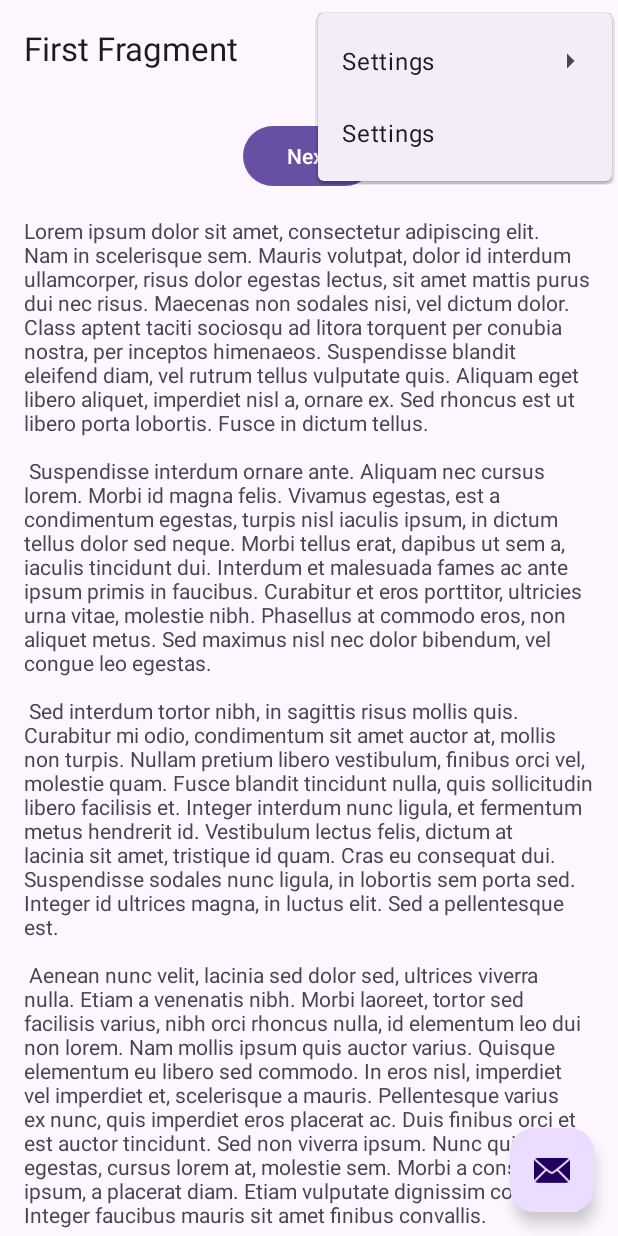
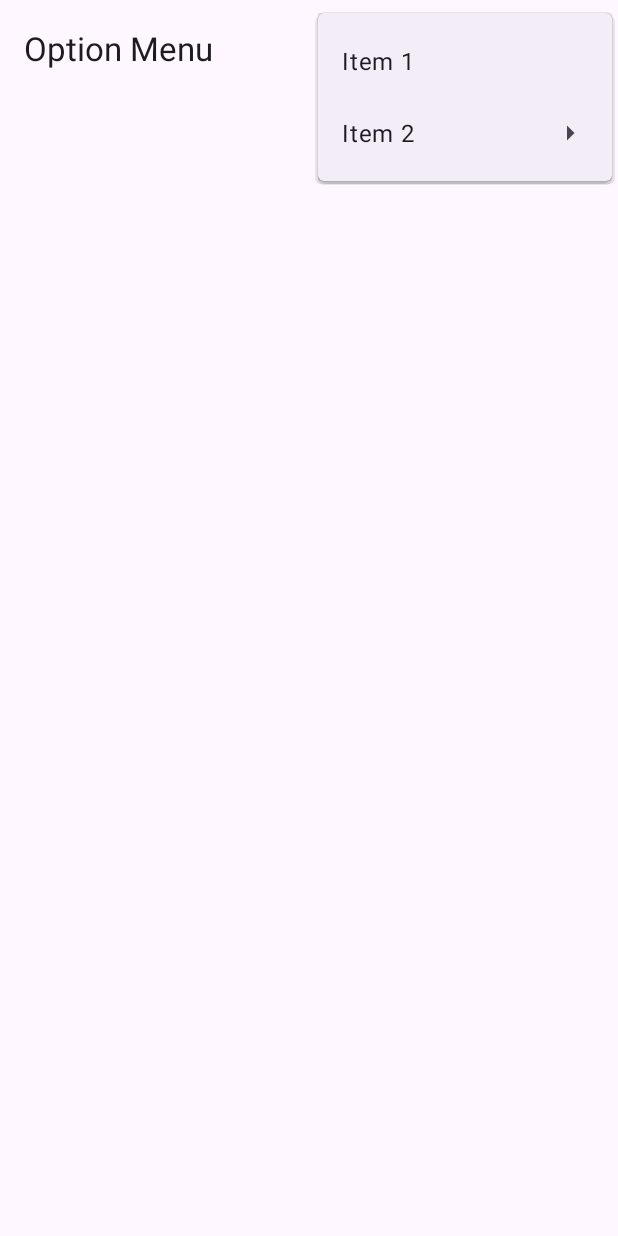
Before and after one commit to duynam236/Nhom-02---Bai-06---Android-Menu, an Android app: the MainActivity screen opened directly, with no data from a screen before it, with the options menu open, on a phone screen of 412 x 824 dp. Run offline under Robolectric (Android 15) with nearby library versions, the phone set to English and light mode, and no system bars; our stand-ins replace navigation-ui.

Commit message:
fix option menu

```diff
--- a/app/src/main/java/com/example/android_menu/FirstFragment.java
+++ b/app/src/main/java/com/example/android_menu/FirstFragment.java
@@ -28,14 +28,6 @@ public class FirstFragment extends Fragment {
 
     public void onViewCreated(@NonNull View view, Bundle savedInstanceState) {
         super.onViewCreated(view, savedInstanceState);
-
-        binding.buttonFirst.setOnClickListener(new View.OnClickListener() {
-            @Override
-            public void onClick(View view) {
-                NavHostFragment.findNavController(FirstFragment.this)
-                        .navigate(R.id.action_FirstFragment_to_SecondFragment);
-            }
-        });
     }
 
     @Override
--- a/app/src/main/java/com/example/android_menu/MainActivity.java
+++ b/app/src/main/java/com/example/android_menu/MainActivity.java
@@ -37,15 +37,6 @@ public class MainActivity extends AppCompatActivity {
         NavController navController = Navigation.findNavController(this, R.id.nav_host_fragment_content_main);
         appBarConfiguration = new AppBarConfiguration.Builder(navController.getGraph()).build();
         NavigationUI.setupActionBarWithNavController(this, navController, appBarConfiguration);
-
-        binding.fab.setOnClickListener(new View.OnClickListener() {
-            @Override
-            public void onClick(View view) {
-                Snackbar.make(view, "Replace with your own action", Snackbar.LENGTH_LONG)
-                        .setAnchorView(R.id.fab)
-                        .setAction("Action", null).show();
-            }
-        });
     }
 
     @Override
@@ -65,7 +56,15 @@ public class MainActivity extends AppCompatActivity {
         System.out.println("H");
         //noinspection SimplifiableIfStatement
         if (id == R.id.item1) {
-            Toast.makeText(getApplicationContext(),"Blog",Toast.LENGTH_SHORT).show();
+            Toast.makeText(getApplicationContext(),"This is Item 1",Toast.LENGTH_SHORT).show();
+            return true;
+        }
+        if (id == R.id.item21) {
+            Toast.makeText(getApplicationContext(),"Item 2.1 is click",Toast.LENGTH_SHORT).show();
+            return true;
+        }
+        if (id == R.id.item22) {
+            Toast.makeText(getApplicationContext(),"Item 2.2 is click",Toast.LENGTH_SHORT).show();
             return true;
         }
 
--- a/app/src/main/res/layout/activity_main.xml
+++ b/app/src/main/res/layout/activity_main.xml
@@ -21,13 +21,6 @@
 
     <include layout="@layout/content_main" />
 
-    <com.google.android.material.floatingactionbutton.FloatingActionButton
-        android:id="@+id/fab"
-        android:layout_width="wrap_content"
-        android:layout_height="wrap_content"
-        android:layout_gravity="bottom|end"
-        android:layout_marginEnd="@dimen/fab_margin"
-        android:layout_marginBottom="16dp"
-        app:srcCompat="@android:drawable/ic_dialog_email" />
+
 
 </androidx.coordinatorlayout.widget.CoordinatorLayout>
--- a/app/src/main/res/layout/fragment_first.xml
+++ b/app/src/main/res/layout/fragment_first.xml
@@ -11,15 +11,7 @@
         android:layout_height="match_parent"
         android:padding="16dp">
 
-        <Button
-            android:id="@+id/button_first"
-            android:layout_width="wrap_content"
-            android:layout_height="wrap_content"
-            android:text="@string/next"
-            app:layout_constraintBottom_toTopOf="@id/textview_first"
-            app:layout_constraintEnd_toEndOf="parent"
-            app:layout_constraintStart_toStartOf="parent"
-            app:layout_constraintTop_toTopOf="parent" />
+
 
         <TextView
             android:id="@+id/textview_first"
@@ -29,7 +21,6 @@
             android:text="@string/lorem_ipsum"
             app:layout_constraintBottom_toBottomOf="parent"
             app:layout_constraintEnd_toEndOf="parent"
-            app:layout_constraintStart_toStartOf="parent"
-            app:layout_constraintTop_toBottomOf="@id/button_first" />
+            app:layout_constraintStart_toStartOf="parent" />
     </androidx.constraintlayout.widget.ConstraintLayout>
 </androidx.core.widget.NestedScrollView>
--- a/app/src/main/res/menu/menu_main.xml
+++ b/app/src/main/res/menu/menu_main.xml
@@ -4,21 +4,21 @@
     tools:context="com.example.android_menu.MainActivity">
     <item
         android:id="@+id/item1"
-        android:orderInCategory="100"
-        android:title="@string/action_settings"
+        android:orderInCategory="1"
+        android:title="Item 1"
         app:showAsAction="never" />
     <item
         android:id="@+id/item2"
-        android:orderInCategory="1"
-        android:title="@string/action_settings"
+        android:orderInCategory="2"
+        android:title="Item 2"
         app:showAsAction="collapseActionView" >
         <menu>
-            <item android:id="@+id/item2.1"
-                android:orderInCategory="2"
-                android:title="@string/action_settings"/>
-            <item android:id="@+id/item2.2"
+            <item android:id="@+id/item21"
                 android:orderInCategory="3"
-                android:title="action_setting2.2"/>
+                android:title="Item 2.1"/>
+            <item android:id="@+id/item22"
+                android:orderInCategory="4"
+                android:title="Item 2.2"/>
         </menu>
     </item>
 </menu>
--- a/app/src/main/res/values/strings.xml
+++ b/app/src/main/res/values/strings.xml
@@ -2,45 +2,12 @@
     <string name="app_name">android_menu</string>
     <string name="action_settings">Settings</string>
     <!-- Strings used for fragments for navigation -->
-    <string name="first_fragment_label">First Fragment</string>
+    <string name="first_fragment_label">Option Menu</string>
     <string name="second_fragment_label">Second Fragment</string>
     <string name="next">Next</string>
     <string name="previous">Previous</string>
 
     <string name="lorem_ipsum">
-        Lorem ipsum dolor sit amet, consectetur adipiscing elit. Nam in scelerisque sem. Mauris
-        volutpat, dolor id interdum ullamcorper, risus dolor egestas lectus, sit amet mattis purus
-        dui nec risus. Maecenas non sodales nisi, vel dictum dolor. Class aptent taciti sociosqu ad
-        litora torquent per conubia nostra, per inceptos himenaeos. Suspendisse blandit eleifend
-        diam, vel rutrum tellus vulputate quis. Aliquam eget libero aliquet, imperdiet nisl a,
-        ornare ex. Sed rhoncus est ut libero porta lobortis. Fusce in dictum tellus.\n\n
-        Suspendisse interdum ornare ante. Aliquam nec cursus lorem. Morbi id magna felis. Vivamus
-        egestas, est a condimentum egestas, turpis nisl iaculis ipsum, in dictum tellus dolor sed
-        neque. Morbi tellus erat, dapibus ut sem a, iaculis tincidunt dui. Interdum et malesuada
-        fames ac ante ipsum primis in faucibus. Curabitur et eros porttitor, ultricies urna vitae,
-        molestie nibh. Phasellus at commodo eros, non aliquet metus. Sed maximus nisl nec dolor
-        bibendum, vel congue leo egestas.\n\n
-        Sed interdum tortor nibh, in sagittis risus mollis quis. Curabitur mi odio, condimentum sit
-        amet auctor at, mollis non turpis. Nullam pretium libero vestibulum, finibus orci vel,
-        molestie quam. Fusce blandit tincidunt nulla, quis sollicitudin libero facilisis et. Integer
-        interdum nunc ligula, et fermentum metus hendrerit id. Vestibulum lectus felis, dictum at
-        lacinia sit amet, tristique id quam. Cras eu consequat dui. Suspendisse sodales nunc ligula,
-        in lobortis sem porta sed. Integer id ultrices magna, in luctus elit. Sed a pellentesque
-        est.\n\n
-        Aenean nunc velit, lacinia sed dolor sed, ultrices viverra nulla. Etiam a venenatis nibh.
-        Morbi laoreet, tortor sed facilisis varius, nibh orci rhoncus nulla, id elementum leo dui
-        non lorem. Nam mollis ipsum quis auctor varius. Quisque elementum eu libero sed commodo. In
-        eros nisl, imperdiet vel imperdiet et, scelerisque a mauris. Pellentesque varius ex nunc,
-        quis imperdiet eros placerat ac. Duis finibus orci et est auctor tincidunt. Sed non viverra
-        ipsum. Nunc quis augue egestas, cursus lorem at, molestie sem. Morbi a consectetur ipsum, a
-        placerat diam. Etiam vulputate dignissim convallis. Integer faucibus mauris sit amet finibus
-        convallis.\n\n
-        Phasellus in aliquet mi. Pellentesque habitant morbi tristique senectus et netus et
-        malesuada fames ac turpis egestas. In volutpat arcu ut felis sagittis, in finibus massa
-        gravida. Pellentesque id tellus orci. Integer dictum, lorem sed efficitur ullamcorper,
-        libero justo consectetur ipsum, in mollis nisl ex sed nisl. Donec maximus ullamcorper
-        sodales. Praesent bibendum rhoncus tellus nec feugiat. In a ornare nulla. Donec rhoncus
-        libero vel nunc consequat, quis tincidunt nisl eleifend. Cras bibendum enim a justo luctus
-        vestibulum. Fusce dictum libero quis erat maximus, vitae volutpat diam dignissim.
+
     </string>
 </resources>
```
